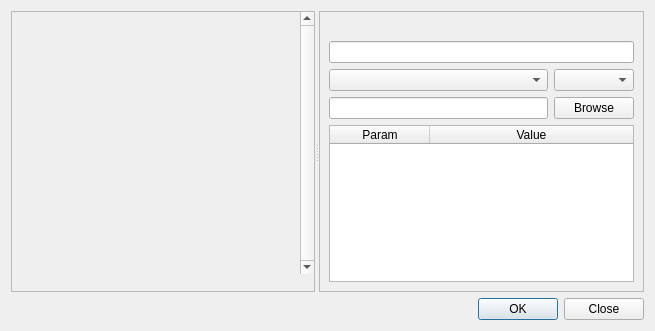
The window that app/texture_browser.ui (tonttu/Shaderkit) describes before a commit, drawn with Qt 5.
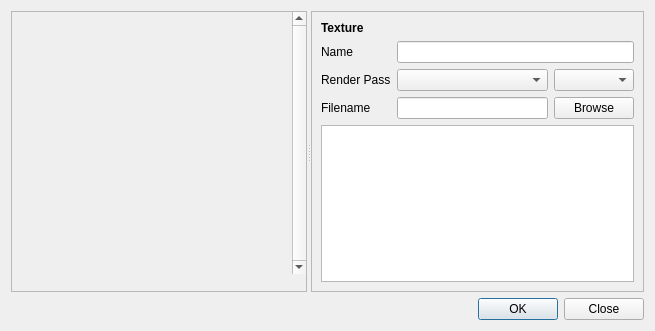
The same window after the commit. Icons and pictures are not drawn.

```diff
--- a/app/texture_browser.ui
+++ b/app/texture_browser.ui
@@ -76,7 +76,7 @@
                <rect>
                 <x>0</x>
                 <y>0</y>
-                <width>286</width>
+                <width>276</width>
                 <height>259</height>
                </rect>
               </property>
@@ -119,20 +119,14 @@
        <enum>QFrame::Raised</enum>
       </property>
       <layout class="QGridLayout" name="gridLayout">
-       <item row="1" column="0" colspan="2">
-        <widget class="QLineEdit" name="name"/>
-       </item>
-       <item row="3" column="0">
-        <widget class="QLineEdit" name="filename"/>
-       </item>
-       <item row="3" column="1">
+       <item row="5" column="2">
         <widget class="QPushButton" name="browse">
          <property name="text">
           <string>Browse</string>
          </property>
         </widget>
        </item>
-       <item row="4" column="0" colspan="2">
+       <item row="6" column="0" colspan="3">
         <widget class="QTableWidget" name="params">
          <property name="selectionBehavior">
           <enum>QAbstractItemView::SelectRows</enum>
@@ -144,7 +138,7 @@
           <enum>QAbstractItemView::ScrollPerPixel</enum>
          </property>
          <attribute name="horizontalHeaderVisible">
-          <bool>true</bool>
+          <bool>false</bool>
          </attribute>
          <attribute name="horizontalHeaderStretchLastSection">
           <bool>true</bool>
@@ -167,18 +161,54 @@
          </column>
         </widget>
        </item>
-       <item row="0" column="0" colspan="2">
+       <item row="0" column="0" colspan="3">
         <widget class="QLabel" name="sizeinfo">
+         <property name="font">
+          <font>
+           <weight>75</weight>
+           <bold>true</bold>
+          </font>
+         </property>
          <property name="text">
-          <string/>
+          <string>Texture</string>
          </property>
         </widget>
        </item>
+       <item row="4" column="2">
+        <widget class="QComboBox" name="color"/>
+       </item>
        <item row="2" column="0">
+        <widget class="QLabel" name="label">
+         <property name="text">
+          <string>Name</string>
+         </property>
+        </widget>
+       </item>
+       <item row="2" column="1" colspan="2">
+        <widget class="QLineEdit" name="name"/>
+       </item>
+       <item row="4" column="1">
         <widget class="QComboBox" name="renderpass"/>
        </item>
-       <item row="2" column="1">
-        <widget class="QComboBox" name="color"/>
+       <item row="5" column="1">
+        <widget class="QLineEdit" name="filename"/>
+       </item>
+       <item row="4" column="0">
+        <widget class="QLabel" name="renderpass_label">
+         <property name="toolTip">
+          <string>Select the render pass and the render buffer that is rendered to this texture</string>
+         </property>
+         <property name="text">
+          <string>Render Pass</string>
+         </property>
+        </widget>
+       </item>
+       <item row="5" column="0">
+        <widget class="QLabel" name="filename_label">
+         <property name="text">
+          <string>Filename</string>
+         </property>
+        </widget>
        </item>
       </layout>
      </widget>
```
